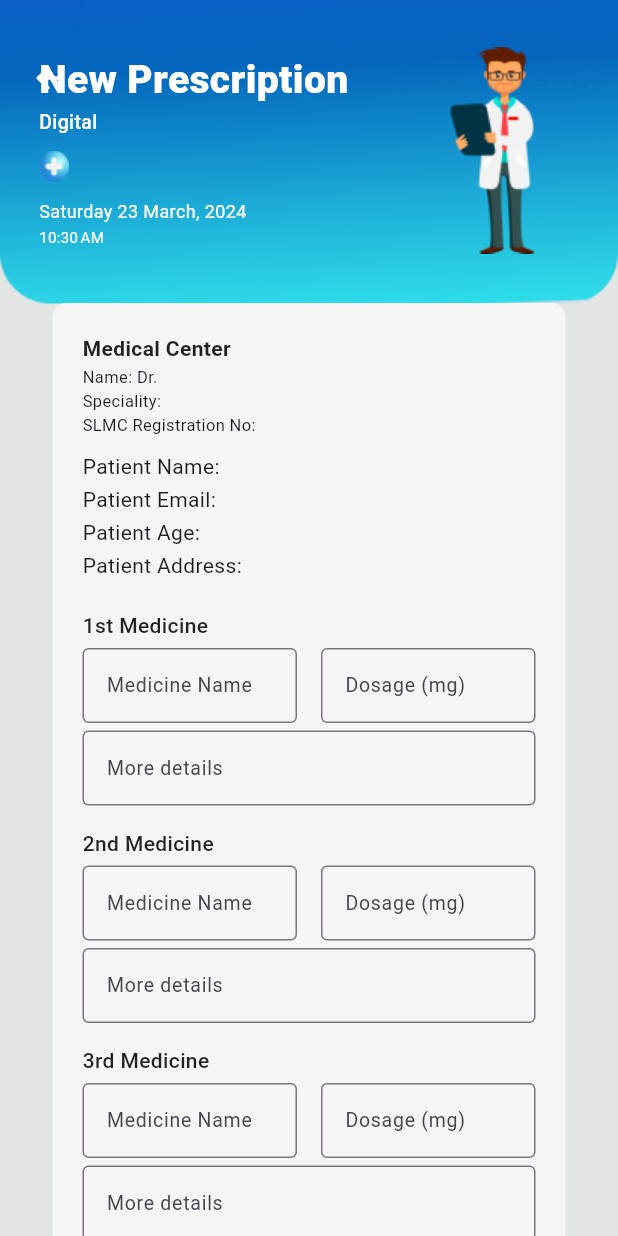
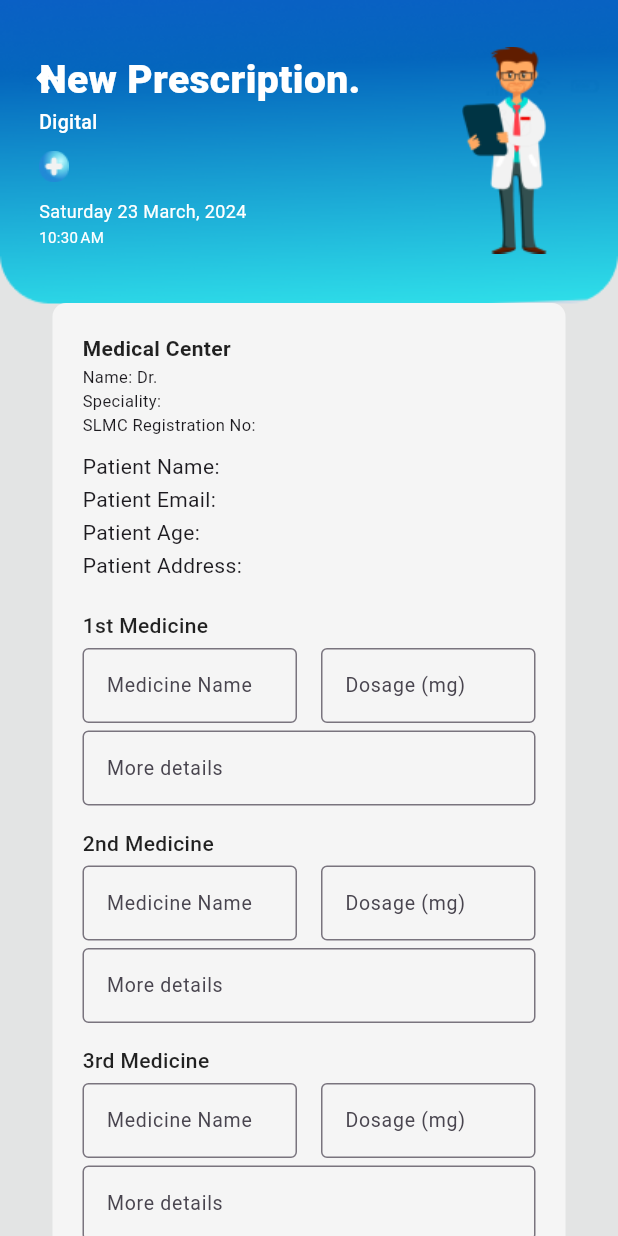
Before and after one commit to Jaindu1223/med_vault, a Flutter app: the NewPrescription screen opened directly with empty values, on a phone screen of 412 x 824 dp. Run offline on Flutter 3.47's test engine with Material 3 defaults, Android fonts, the phone set to English and light mode, and no system bars; our stand-ins replace firebase_core, geolocator, qr_flutter; missing offline and left inert: qr_code_scanner; accounts and stored records are empty; network calls fail.

```diff
--- a/lib/pages/doctor/new_prescription.dart
+++ b/lib/pages/doctor/new_prescription.dart
@@ -230,7 +230,7 @@
                                 children: [
 
                                   const Text(
-                                    'New Prescription',
+                                    'New Prescription.',
                                     style: TextStyle(
                                       fontWeight: FontWeight.w900,
                                       fontSize: 26,
```
Also changed, not shown: 5 other files.
